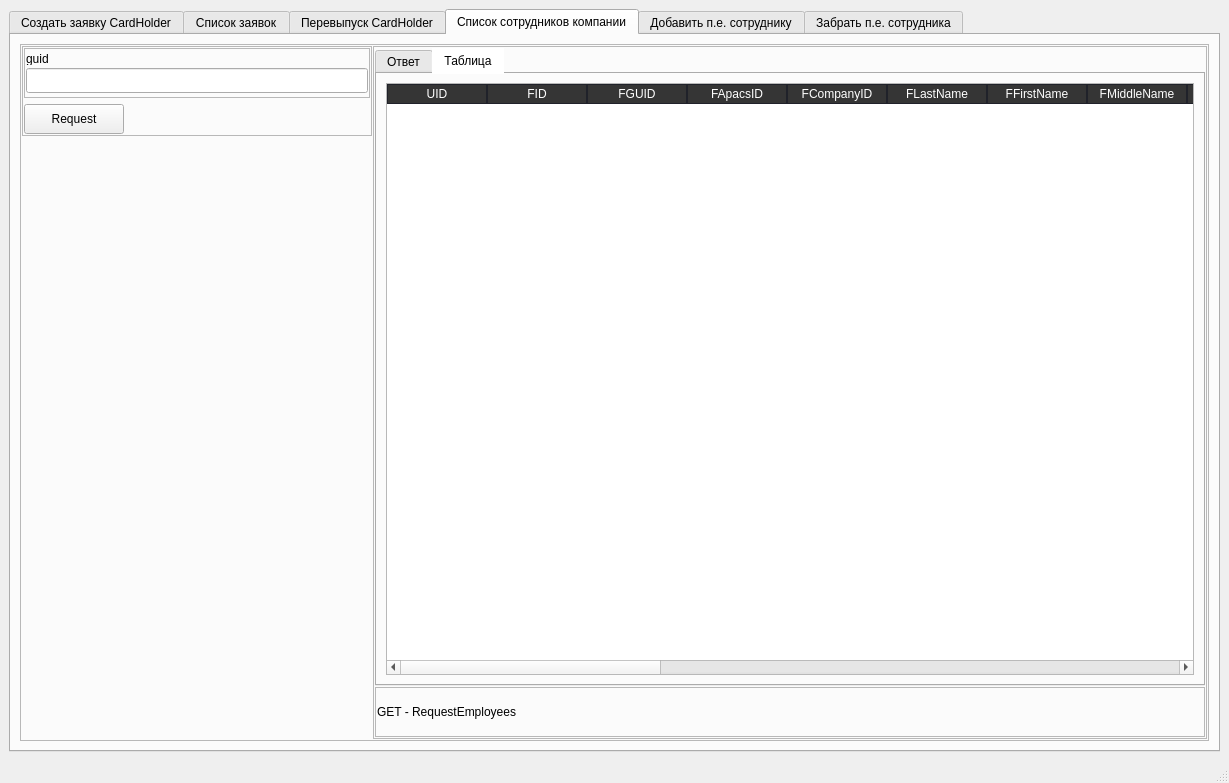
AndreSci/WEB_RUM_TESTER, file gui_files/main_window.ui: the form before one commit.
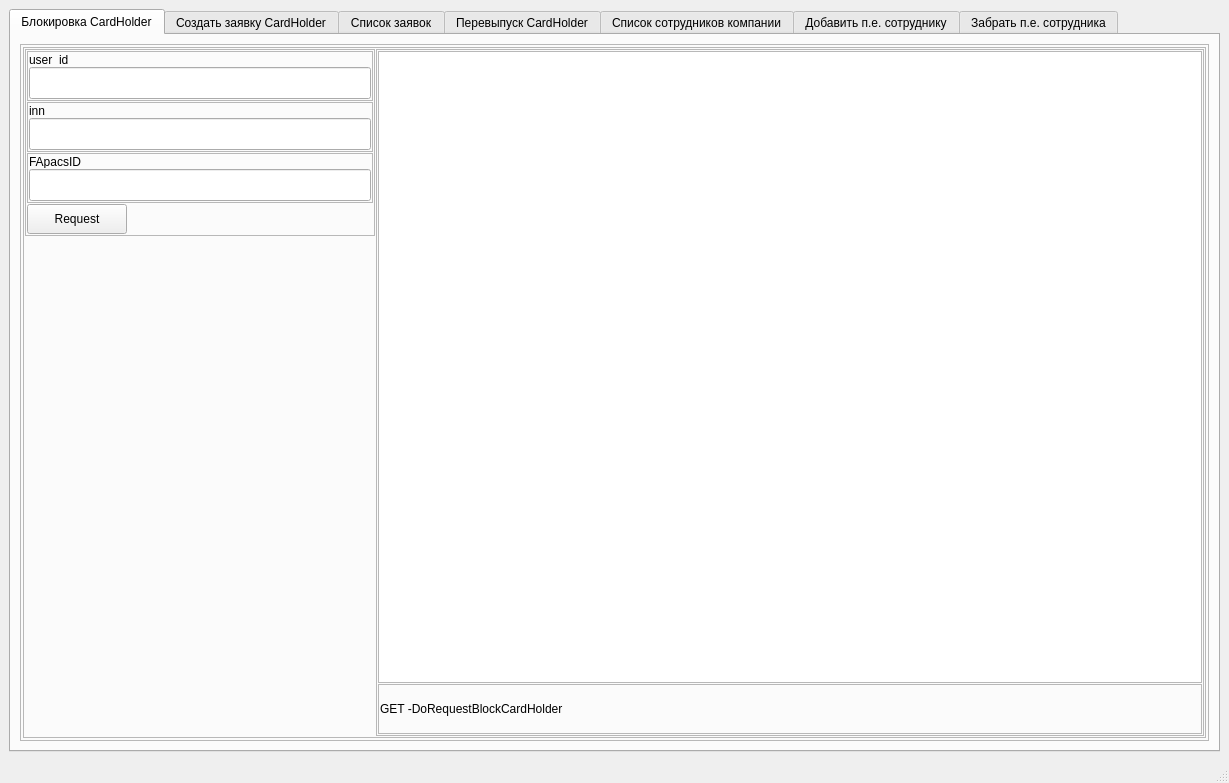
The form after the commit.

Diff of the .ui file:
```diff
--- a/gui_files/main_window.ui
+++ b/gui_files/main_window.ui
@@ -30,8 +30,410 @@
        </size>
       </property>
       <property name="currentIndex">
-       <number>3</number>
+       <number>0</number>
       </property>
+      <widget class="QWidget" name="tab_9">
+       <attribute name="title">
+        <string>Блокировка CardHolder</string>
+       </attribute>
+       <layout class="QHBoxLayout" name="horizontalLayout_21">
+        <item>
+         <widget class="QFrame" name="frame_49">
+          <property name="frameShape">
+           <enum>QFrame::StyledPanel</enum>
+          </property>
+          <property name="frameShadow">
+           <enum>QFrame::Raised</enum>
+          </property>
+          <layout class="QHBoxLayout" name="horizontalLayout_18">
+           <property name="spacing">
+            <number>2</number>
+           </property>
+           <property name="leftMargin">
+            <number>2</number>
+           </property>
+           <property name="topMargin">
+            <number>2</number>
+           </property>
+           <property name="rightMargin">
+            <number>2</number>
+           </property>
+           <property name="bottomMargin">
+            <number>2</number>
+           </property>
+           <item>
+            <widget class="QFrame" name="frame_50">
+             <property name="frameShape">
+              <enum>QFrame::StyledPanel</enum>
+             </property>
+             <property name="frameShadow">
+              <enum>QFrame::Raised</enum>
+             </property>
+             <layout class="QHBoxLayout" name="horizontalLayout_19">
+              <property name="spacing">
+               <number>1</number>
+              </property>
+              <property name="leftMargin">
+               <number>1</number>
+              </property>
+              <property name="topMargin">
+               <number>1</number>
+              </property>
+              <property name="rightMargin">
+               <number>1</number>
+              </property>
+              <property name="bottomMargin">
+               <number>1</number>
+              </property>
+              <item alignment="Qt::AlignTop">
+               <widget class="QFrame" name="frame_51">
+                <property name="minimumSize">
+                 <size>
+                  <width>350</width>
+                  <height>0</height>
+                 </size>
+                </property>
+                <property name="maximumSize">
+                 <size>
+                  <width>350</width>
+                  <height>16777215</height>
+                 </size>
+                </property>
+                <property name="frameShape">
+                 <enum>QFrame::StyledPanel</enum>
+                </property>
+                <property name="frameShadow">
+                 <enum>QFrame::Raised</enum>
+                </property>
+                <layout class="QVBoxLayout" name="verticalLayout_38">
+                 <property name="spacing">
+                  <number>1</number>
+                 </property>
+                 <property name="leftMargin">
+                  <number>1</number>
+                 </property>
+                 <property name="topMargin">
+                  <number>1</number>
+                 </property>
+                 <property name="rightMargin">
+                  <number>1</number>
+                 </property>
+                 <property name="bottomMargin">
+                  <number>1</number>
+                 </property>
+                 <item>
+                  <widget class="QFrame" name="frame_52">
+                   <property name="minimumSize">
+                    <size>
+                     <width>0</width>
+                     <height>50</height>
+                    </size>
+                   </property>
+                   <property name="maximumSize">
+                    <size>
+                     <width>16777215</width>
+                     <height>50</height>
+                    </size>
+                   </property>
+                   <property name="frameShape">
+                    <enum>QFrame::StyledPanel</enum>
+                   </property>
+                   <property name="frameShadow">
+                    <enum>QFrame::Raised</enum>
+                   </property>
+                   <layout class="QVBoxLayout" name="verticalLayout_43">
+                    <property name="spacing">
+                     <number>1</number>
+                    </property>
+                    <property name="leftMargin">
+                     <number>1</number>
+                    </property>
+                    <property name="topMargin">
+                     <number>1</number>
+                    </property>
+                    <property name="rightMargin">
+                     <number>1</number>
+                    </property>
+                    <property name="bottomMargin">
+                     <number>1</number>
+                    </property>
+                    <item>
+                     <widget class="QLabel" name="label_27">
+                      <property name="minimumSize">
+                       <size>
+                        <width>0</width>
+                        <height>13</height>
+                       </size>
+                      </property>
+                      <property name="maximumSize">
+                       <size>
+                        <width>16777215</width>
+                        <height>13</height>
+                       </size>
+                      </property>
+                      <property name="text">
+                       <string>user_id</string>
+                      </property>
+                     </widget>
+                    </item>
+                    <item>
+                     <widget class="QLineEdit" name="text_user_id_DoRequestBlockCardHolder">
+                      <property name="minimumSize">
+                       <size>
+                        <width>0</width>
+                        <height>32</height>
+                       </size>
+                      </property>
+                     </widget>
+                    </item>
+                   </layout>
+                  </widget>
+                 </item>
+                 <item>
+                  <widget class="QFrame" name="frame_55">
+                   <property name="minimumSize">
+                    <size>
+                     <width>0</width>
+                     <height>50</height>
+                    </size>
+                   </property>
+                   <property name="maximumSize">
+                    <size>
+                     <width>16777215</width>
+                     <height>50</height>
+                    </size>
+                   </property>
+                   <property name="frameShape">
+                    <enum>QFrame::StyledPanel</enum>
+                   </property>
+                   <property name="frameShadow">
+                    <enum>QFrame::Raised</enum>
+                   </property>
+                   <layout class="QVBoxLayout" name="verticalLayout_44">
+                    <property name="spacing">
+                     <number>1</number>
+                    </property>
+                    <property name="leftMargin">
+                     <number>1</number>
+                    </property>
+                    <property name="topMargin">
+                     <number>1</number>
+                    </property>
+                    <property name="rightMargin">
+                     <number>1</number>
+                    </property>
+                    <property name="bottomMargin">
+                     <number>1</number>
+                    </property>
+                    <item>
+                     <widget class="QLabel" name="label_29">
+                      <property name="minimumSize">
+                       <size>
+                        <width>0</width>
+                        <height>13</height>
+                       </size>
+                      </property>
+                      <property name="maximumSize">
+                       <size>
+                        <width>16777215</width>
+                        <height>13</height>
+                       </size>
+                      </property>
+                      <property name="text">
+                       <string>inn</string>
+                      </property>
+                     </widget>
+                    </item>
+                    <item>
+                     <widget class="QLineEdit" name="text_inn_DoRequestBlockCardHolder">
+                      <property name="minimumSize">
+                       <size>
+                        <width>0</width>
+                        <height>32</height>
+                       </size>
+                      </property>
+                      <property name="text">
+                       <string/>
+                      </property>
+                     </widget>
+                    </item>
+                   </layout>
+                  </widget>
+                 </item>
+                 <item>
+                  <widget class="QFrame" name="frame_56">
+                   <property name="minimumSize">
+                    <size>
+                     <width>0</width>
+                     <height>50</height>
+                    </size>
+                   </property>
+                   <property name="maximumSize">
+                    <size>
+                     <width>16777215</width>
+                     <height>50</height>
+                    </size>
+                   </property>
+                   <property name="frameShape">
+                    <enum>QFrame::StyledPanel</enum>
+                   </property>
+                   <property name="frameShadow">
+                    <enum>QFrame::Raised</enum>
+                   </property>
+                   <layout class="QVBoxLayout" name="verticalLayout_45">
+                    <property name="spacing">
+                     <number>1</number>
+                    </property>
+                    <property name="leftMargin">
+                     <number>1</number>
+                    </property>
+                    <property name="topMargin">
+                     <number>1</number>
+                    </property>
+                    <property name="rightMargin">
+                     <number>1</number>
+                    </property>
+                    <property name="bottomMargin">
+                     <number>1</number>
+                    </property>
+                    <item>
+                     <widget class="QLabel" name="label_30">
+                      <property name="minimumSize">
+                       <size>
+                        <width>0</width>
+                        <height>13</height>
+                       </size>
+                      </property>
+                      <property name="maximumSize">
+                       <size>
+                        <width>16777215</width>
+                        <height>13</height>
+                       </size>
+                      </property>
+                      <property name="text">
+                       <string>FApacsID</string>
+                      </property>
+                     </widget>
+                    </item>
+                    <item>
+                     <widget class="QLineEdit" name="text_FApacsID_DoRequestBlockCardHolder">
+                      <property name="minimumSize">
+                       <size>
+                        <width>0</width>
+                        <height>32</height>
+                       </size>
+                      </property>
+                     </widget>
+                    </item>
+                   </layout>
+                  </widget>
+                 </item>
+                 <item>
+                  <widget class="QPushButton" name="bt_DoRequestBlockCardHolder">
+                   <property name="minimumSize">
+                    <size>
+                     <width>100</width>
+                     <height>30</height>
+                    </size>
+                   </property>
+                   <property name="maximumSize">
+                    <size>
+                     <width>100</width>
+                     <height>30</height>
+                    </size>
+                   </property>
+                   <property name="text">
+                    <string>Request</string>
+                   </property>
+                  </widget>
+                 </item>
+                </layout>
+               </widget>
+              </item>
+              <item>
+               <widget class="QFrame" name="frame_60">
+                <property name="frameShape">
+                 <enum>QFrame::StyledPanel</enum>
+                </property>
+                <property name="frameShadow">
+                 <enum>QFrame::Raised</enum>
+                </property>
+                <layout class="QVBoxLayout" name="verticalLayout_49">
+                 <property name="spacing">
+                  <number>1</number>
+                 </property>
+                 <property name="leftMargin">
+                  <number>1</number>
+                 </property>
+                 <property name="topMargin">
+                  <number>1</number>
+                 </property>
+                 <property name="rightMargin">
+                  <number>1</number>
+                 </property>
+                 <property name="bottomMargin">
+                  <number>1</number>
+                 </property>
+                 <item>
+                  <widget class="QTextBrowser" name="browser_DoRequestBlockCardHolder"/>
+                 </item>
+                 <item>
+                  <widget class="QFrame" name="frame_61">
+                   <property name="minimumSize">
+                    <size>
+                     <width>0</width>
+                     <height>50</height>
+                    </size>
+                   </property>
+                   <property name="maximumSize">
+                    <size>
+                     <width>16777215</width>
+                     <height>50</height>
+                    </size>
+                   </property>
+                   <property name="frameShape">
+                    <enum>QFrame::StyledPanel</enum>
+                   </property>
+                   <property name="frameShadow">
+                    <enum>QFrame::Raised</enum>
+                   </property>
+                   <layout class="QHBoxLayout" name="horizontalLayout_20">
+                    <property name="spacing">
+                     <number>1</number>
+                    </property>
+                    <property name="leftMargin">
+                     <number>1</number>
+                    </property>
+                    <property name="topMargin">
+                     <number>1</number>
+                    </property>
+                    <property name="rightMargin">
+                     <number>1</number>
+                    </property>
+                    <property name="bottomMargin">
+                     <number>1</number>
+                    </property>
+                    <item>
+                     <widget class="QLabel" name="label_35">
+                      <property name="text">
+                       <string>GET -DoRequestBlockCardHolder</string>
+                      </property>
+                     </widget>
+                    </item>
+                   </layout>
+                  </widget>
+                 </item>
+                </layout>
+               </widget>
+              </item>
+             </layout>
+            </widget>
+           </item>
+          </layout>
+         </widget>
+        </item>
+       </layout>
+      </widget>
       <widget class="QWidget" name="tab">
        <attribute name="title">
         <string>Создать заявку CardHolder</string>
```
